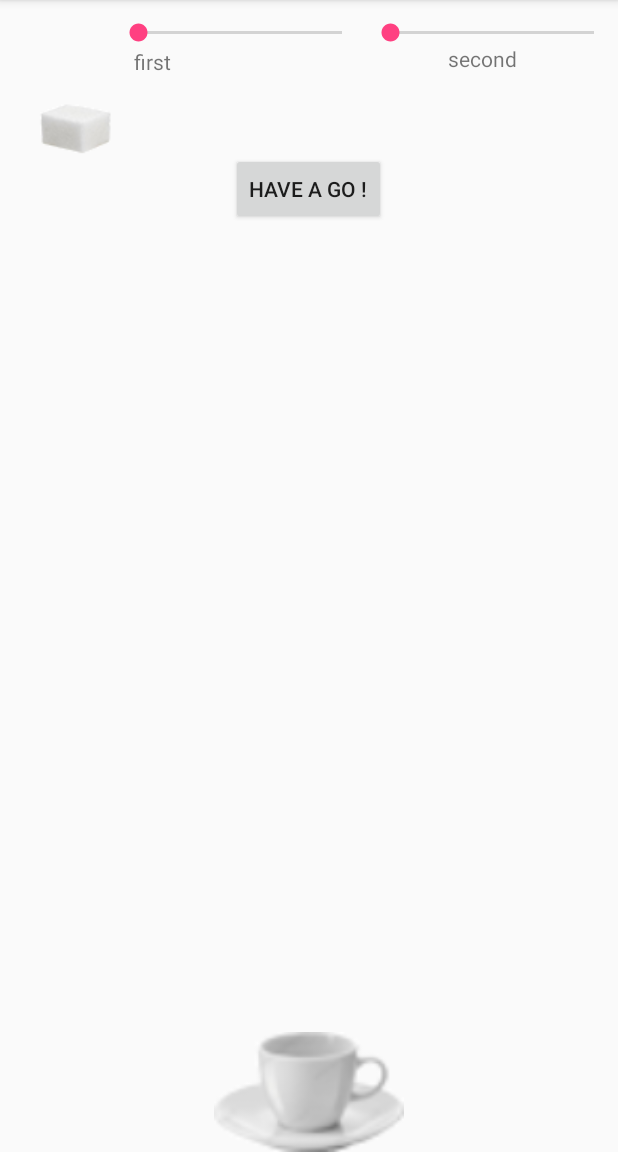
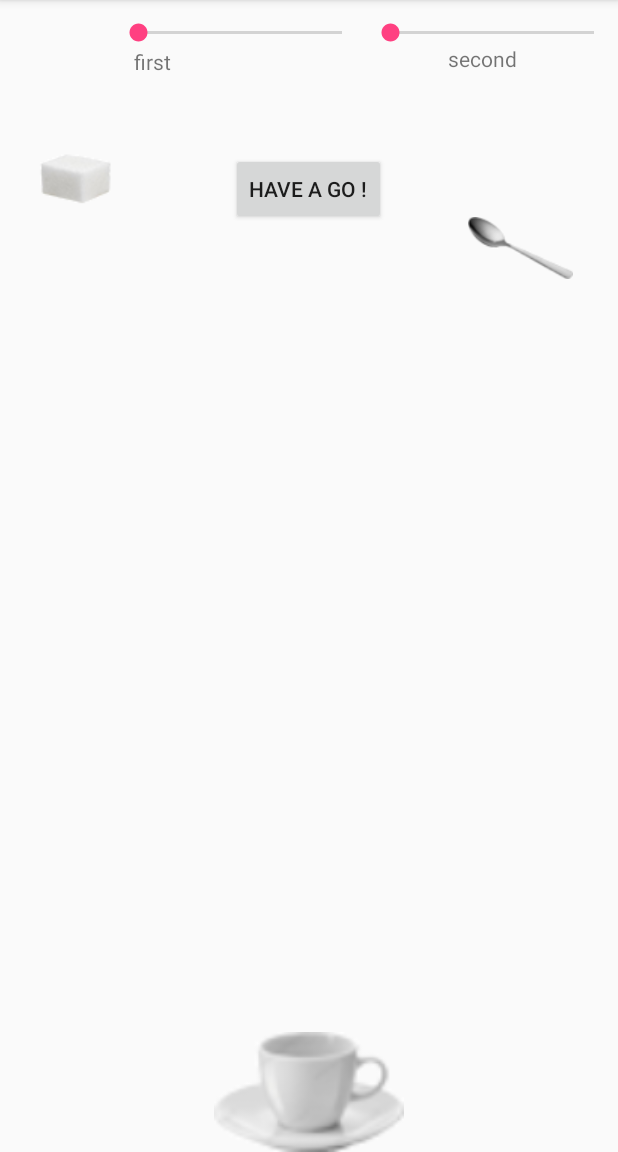
Before and after one commit to mathefab/dropingSugar, an Android app: the screen it shows after launch (AnimationActivity), after a tap on "HAVE A GO !", on a phone screen of 412 x 824 dp, the part 84-1236 px from its top. Run offline under Robolectric (Android 15) with nearby library versions, the phone set to English and light mode, and no system bars.

```diff
--- a/Sugar/app/src/main/java/fabrice/sugar/AnimationActivity.java
+++ b/Sugar/app/src/main/java/fabrice/sugar/AnimationActivity.java
@@ -9,6 +9,7 @@ import android.os.Bundle;
 import android.view.View;
 import android.view.animation.Animation;
 import android.view.animation.LinearInterpolator;
+import android.view.animation.RotateAnimation;
 import android.view.animation.TranslateAnimation;
 import android.widget.Button;
 import android.widget.EditText;
@@ -26,7 +27,7 @@ public class AnimationActivity extends AppCompatActivity implements
 //    TranslateAnimation fly;
 
     TextView textStatus;
-    Button btnRotationRight;
+    Button haveago;
 
     //
 //    public void position(Integer x) {
@@ -58,10 +59,21 @@ public class AnimationActivity extends AppCompatActivity implements
         ImageView spoon = (ImageView) findViewById(R.id.imageview3);
 
 
-        TranslateAnimation flysugar = new TranslateAnimation(x, x *30 , y -50, 50*y);
+        TranslateAnimation flysugar = new TranslateAnimation(x, x *30 , y, 30*y);
             flysugar.setInterpolator(new LinearInterpolator());
             flysugar.setDuration(700);
             sucre.startAnimation(flysugar);
+
+        RotateAnimation spinspoon = new RotateAnimation(0f, 360f,
+                Animation.RELATIVE_TO_SELF, 0.5f, Animation.RELATIVE_TO_SELF, 0.5f);
+
+        spinspoon.setInterpolator(new LinearInterpolator());
+        spinspoon.setDuration(3000);
+        spoon.startAnimation(spinspoon);
+
+
+
+
 
 //        TranslateAnimation flytasse = new TranslateAnimation(x , x *4 , y , y*2);
 //        flytasse.setInterpolator(new LinearInterpolator());
@@ -191,8 +203,8 @@ public class AnimationActivity extends AppCompatActivity implements
     private void loadUI() {
         textStatus = (TextView) findViewById(R.id.textStatus);
 
-        btnRotationRight = (Button) findViewById(R.id.btnRotateRight);
-        btnRotationRight.setOnClickListener(this);
+        haveago = (Button) findViewById(R.id.haveago);
+        haveago.setOnClickListener(this);
 
         seekBarSpeedx = (SeekBar) findViewById(R.id.seekBarx);
         seekBarSpeedy = (SeekBar) findViewById(R.id.seekBary);
--- a/Sugar/app/src/main/res/layout/activity_animation.xml
+++ b/Sugar/app/src/main/res/layout/activity_animation.xml
@@ -65,7 +65,7 @@
         tools:layout_editor_absoluteY="60dp" />
 
     <Button
-        android:id="@+id/btnRotateRight"
+        android:id="@+id/haveago"
         android:layout_width="wrap_content"
         android:layout_height="wrap_content"
         android:layout_alignTop="@+id/imageview"
@@ -90,14 +90,13 @@
     <ImageView
         android:id="@+id/imageview3"
         android:layout_width="70dp"
-        android:layout_height="wrap_content"
+        android:layout_height="80dp"
+        android:layout_alignParentEnd="true"
         android:layout_alignParentTop="true"
-        android:layout_marginTop="186dp"
-        android:layout_toStartOf="@+id/seekerSpeedx"
-        android:paddingBottom="10dp"
+        android:layout_marginEnd="30dp"
+        android:layout_marginTop="125dp"
         android:src="@drawable/cuillere"
-        app:layout_constraintStart_toStartOf="parent"
-        tools:layout_editor_absoluteX="262dp"
+        tools:layout_editor_absoluteX="141dp"
         tools:layout_editor_absoluteY="142dp" />
 
 
```
